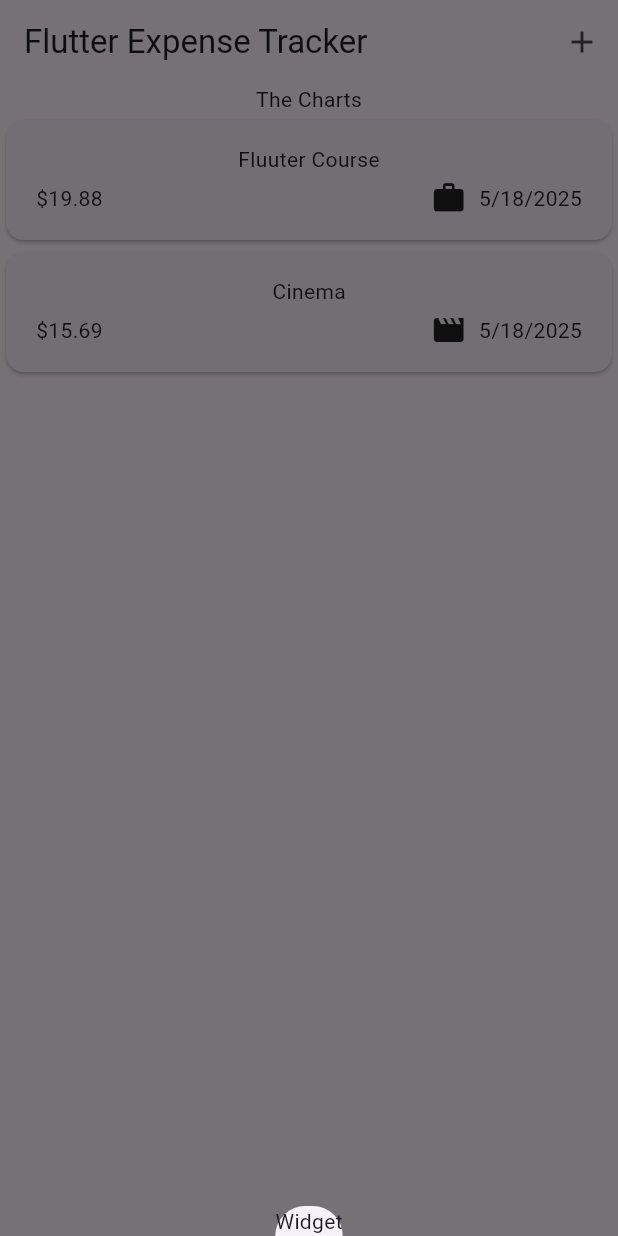
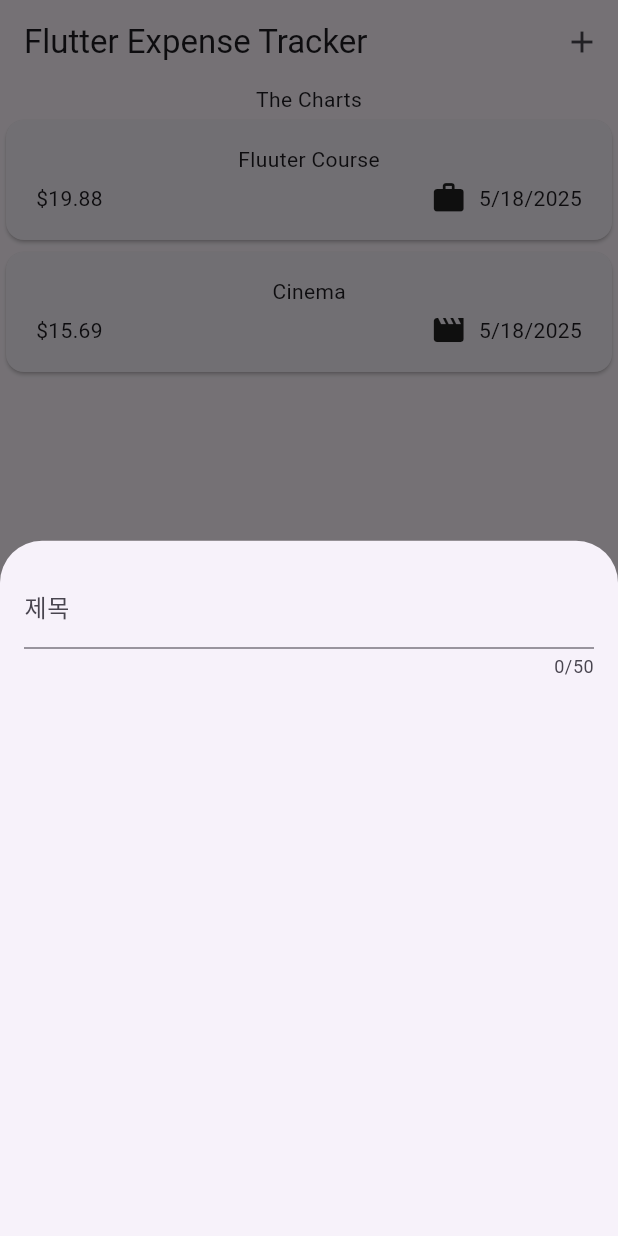
Before and after one commit to Chohanwool/flutter_Expnses-tracker-app, a Flutter app: the screen it shows after launch, after a tap on the "add" icon, on a phone screen of 412 x 824 dp. Run offline on Flutter 3.47's test engine with Material 3 defaults, Android fonts, the phone set to English and light mode, and no system bars; our stand-ins replace font_awesome_flutter.

Commit message:
[feat] 커스텀 모달 위젯 추가가

```diff
--- a/lib/widgets/expenses.dart
+++ b/lib/widgets/expenses.dart
@@ -1,4 +1,5 @@
 import 'package:expense_tracker/widgets/expenses_list/expenses_list.dart';
+import 'package:expense_tracker/widgets/new_expense.dart';
 import 'package:flutter/material.dart';
 import 'package:expense_tracker/models/expense.dart';
 
@@ -30,7 +31,7 @@ class _ExpensesState extends State<Expenses> {
     // State 상속받으면 context를 사용할 수 있다.
     showModalBottomSheet(
       context: context,
-      builder: (ctx) => Text(ctx.toString()),
+      builder: (ctx) => const NewExpense(),
     );
   }
 
--- /dev/null
+++ b/lib/widgets/new_expense.dart
@@ -0,0 +1,28 @@
+import 'package:flutter/material.dart';
+
+class NewExpense extends StatefulWidget {
+  const NewExpense({super.key});
+
+  @override
+  State<StatefulWidget> createState() => _NewExpenseState();
+}
+
+class _NewExpenseState extends State<NewExpense> {
+  @override
+  Widget build(BuildContext context) {
+    return Padding(
+      padding: const EdgeInsets.all(16),
+      child: const Column(
+        children: <Widget>[
+          TextField(
+            maxLength: 50,
+            // label 적용을 위해서는 decoration 사용
+            decoration: InputDecoration(
+              label: Text('제목')
+            ),
+          )
+        ],
+      ),
+    );
+  }
+}
```
